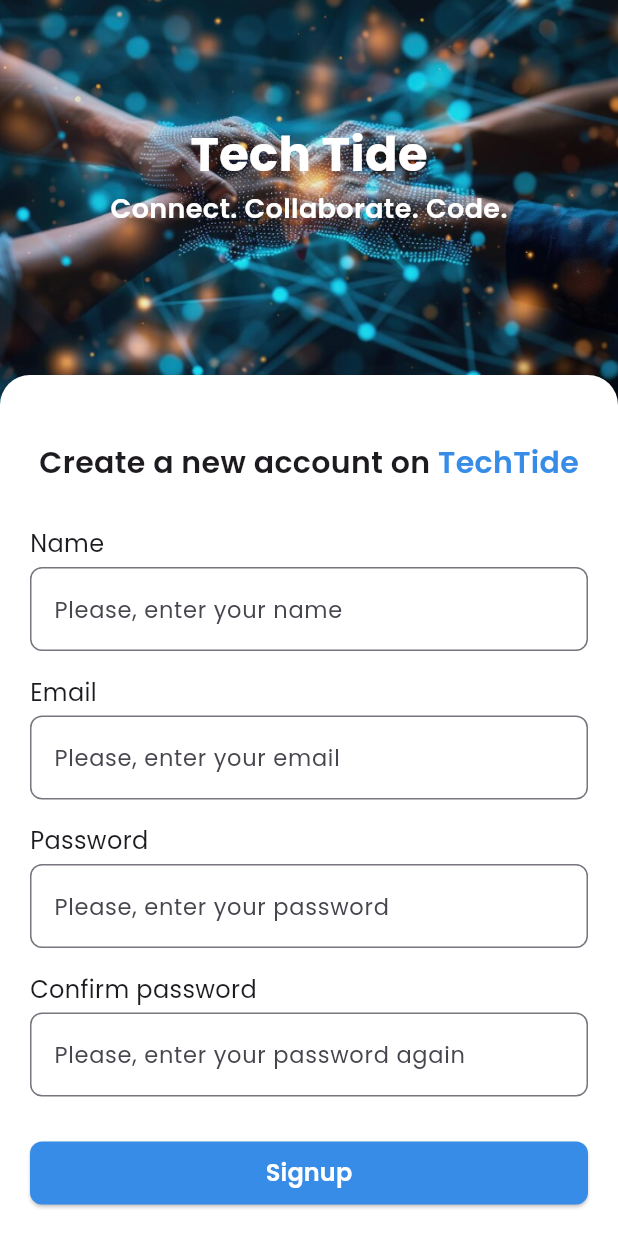
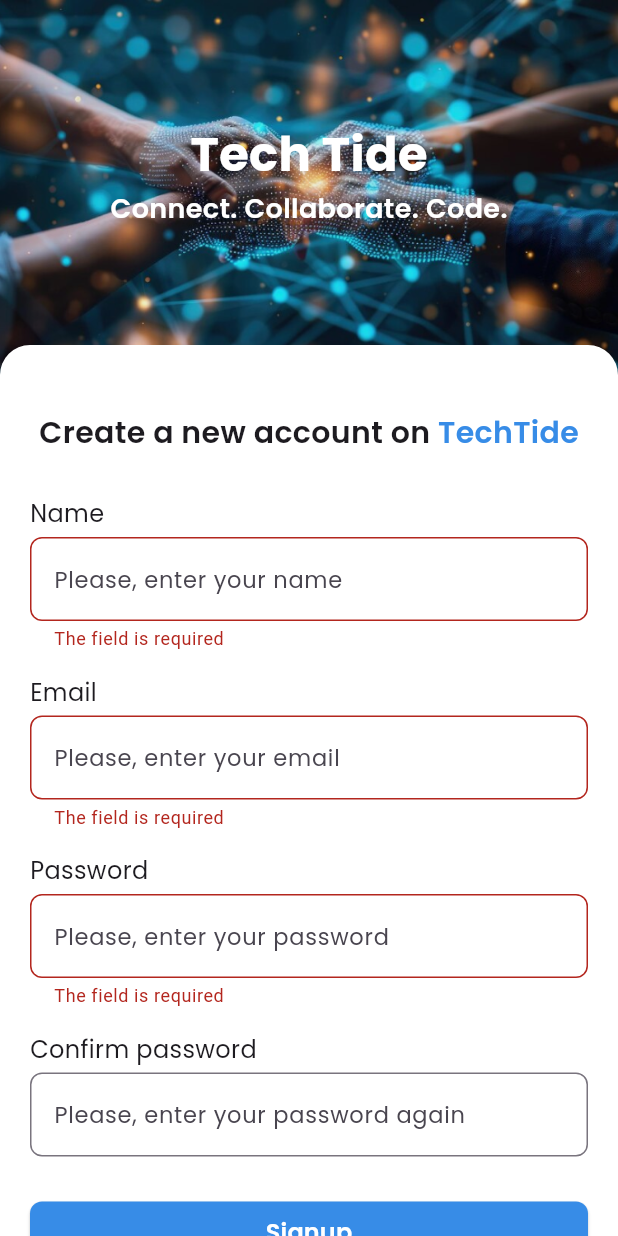
Before and after one commit to AbdoWa7eed/tech_tide, a Flutter app: the screen it shows after launch, after a tap on "Signup", on a phone screen of 412 x 824 dp. Run offline on Flutter 3.47's test engine with Material 3 defaults, Android fonts, the light colour scheme and no system bars; our stand-ins replace bloc, cloud_firestore, dartz, easy_localization, firebase_auth, firebase_core and 4 more; accounts and stored records are empty.

Commit message:
Signup validation - without routing

```diff
--- a/lib/features/auth/presentation/views/signup_view.dart
+++ b/lib/features/auth/presentation/views/signup_view.dart
@@ -6,8 +6,24 @@ import 'package:form_validator/form_validator.dart';
 import 'package:tech_tide/features/auth/presentation/widgets/custom_wide_button.dart';
 import 'package:tech_tide/features/auth/presentation/widgets/labeled_textfield.dart';
 
-class SignupView extends StatelessWidget {
+class SignupView extends StatefulWidget {
   const SignupView({super.key});
+
+  @override
+  State<SignupView> createState() => _SignupViewState();
+}
+
+class _SignupViewState extends State<SignupView> {
+  final GlobalKey<FormState> _formKey = GlobalKey<FormState>();
+
+  final TextEditingController _nameController = TextEditingController();
+
+  final TextEditingController _emailController = TextEditingController();
+
+  final TextEditingController _passwordController = TextEditingController();
+
+  final TextEditingController _confirmPasswordController =
+      TextEditingController();
 
   @override
   Widget build(BuildContext context) {
@@ -59,7 +75,7 @@ class SignupView extends StatelessWidget {
               ),
             ),
             Positioned(
-              top: 250, // Adjust this value to move the Container up or down
+              top: 230, // Adjust this value to move the Container up or down
               left: 0,
               right: 0,
               child: Container(
@@ -75,6 +91,8 @@ class SignupView extends StatelessWidget {
                 alignment: Alignment.center,
                 child: Padding(
                   padding: const EdgeInsets.symmetric(horizontal: 20),
+                  child: Form(
+                    key: _formKey,
                     child: Column(
                       mainAxisAlignment: MainAxisAlignment.start,
                       children: [
@@ -108,7 +126,9 @@ class SignupView extends StatelessWidget {
                           label: "Name",
                           hintText: "Please, enter your name",
                           isObscure: false,
-                        controller: TextEditingController(),
+                          validatorFun:
+                              ValidationBuilder().minLength(3).build(),
+                          controller: _nameController,
                         ),
                         const SizedBox(height: 16),
                         //email text field
@@ -116,14 +136,18 @@ class SignupView extends StatelessWidget {
                           label: "Email",
                           hintText: "Please, enter your email",
                           isObscure: false,
-                        controller: TextEditingController(),
+                          validatorFun:
+                              ValidationBuilder().email().maxLength(50).build(),
+                          controller: _emailController,
                         ),
                         const SizedBox(height: 16),
                         //password text field
                         LabeledTextField(
                           label: "Password",
                           hintText: "Please, enter your password",
-                        controller: TextEditingController(),
+                          validatorFun:
+                              ValidationBuilder().minLength(6).build(),
+                          controller: _passwordController,
                           isObscure: true,
                         ),
                         const SizedBox(height: 16),
@@ -132,13 +156,22 @@ class SignupView extends StatelessWidget {
                           label: "Confirm password",
                           hintText: "Please, enter your password again",
                           isObscure: true,
-                        controller: TextEditingController(),
+                          validatorFun: (value) {
+                            if (value != _passwordController.text) {
+                              return "Passwords do not match";
+                            }
+                            return null;
+                          },
+                          controller: _confirmPasswordController,
                         ),
                         const SizedBox(height: 30),
                         CustomWideButton(
                           buttonText: "Signup",
                           onPressed: () {
-                          //todo: add the validating method here
+                            if (_formKey.currentState?.validate() ?? false) {
+                              //Proceed with signup
+                              //todo: route to the next view/page
+                            }
                           },
                         ),
                         const SizedBox(height: 10),
@@ -155,7 +188,7 @@ class SignupView extends StatelessWidget {
                             ),
                             TextButton(
                               onPressed: () {
-                              //todo: add the routing method here
+                                //todo: login view routing
                               },
                               child: const Text(
                                 "Login",
@@ -174,6 +207,7 @@ class SignupView extends StatelessWidget {
                   ),
                 ),
               ),
+            ),
           ],
         ),
       ),
--- a/lib/features/auth/presentation/widgets/labeled_textfield.dart
+++ b/lib/features/auth/presentation/widgets/labeled_textfield.dart
@@ -5,12 +5,14 @@ class LabeledTextField extends StatelessWidget {
   final String label;
   final String hintText;
   final bool isObscure;
+  final String? Function(String?)? validatorFun;
   final TextEditingController? controller;
   const LabeledTextField({
     super.key,
     required this.label,
     required this.hintText,
     required this.isObscure,
+    required this.validatorFun,
     required this.controller,
   });
 
@@ -27,9 +29,10 @@ class LabeledTextField extends StatelessWidget {
           ),
         ),
         const SizedBox(height: 4),
-        TextField(
+        TextFormField(
           controller: controller,
           obscureText: isObscure,
+          validator: validatorFun,
           decoration: InputDecoration(
             border: OutlineInputBorder(
               borderRadius: BorderRadius.circular(8.0),
```
Lines whose indentation alone changed are shown as unchanged.
